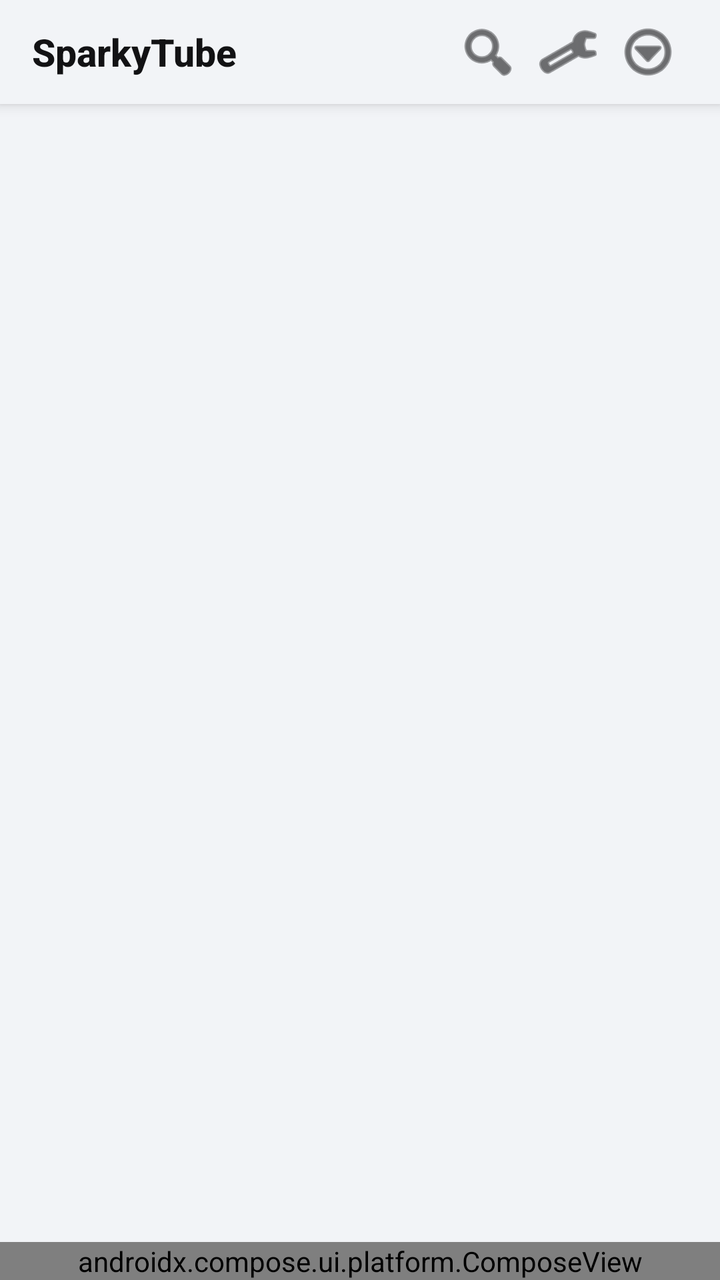
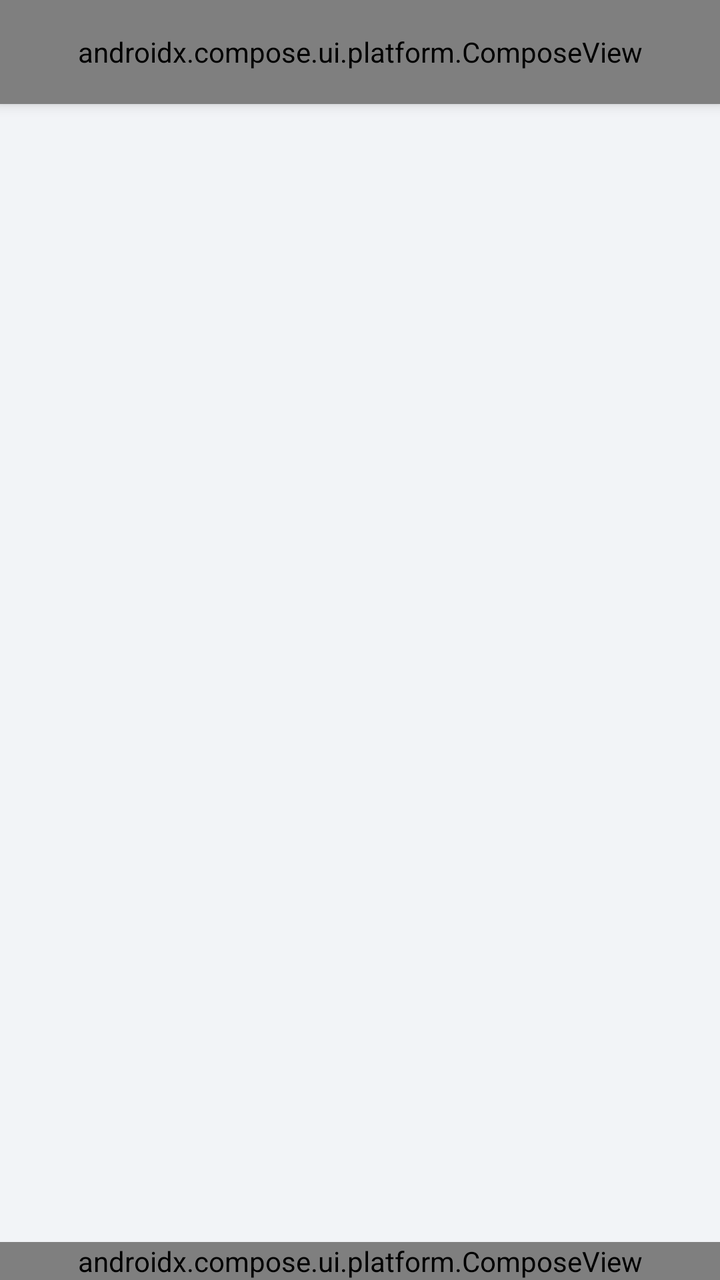

Compare the two renders of this Android layout. The source of the first and the diff that turns it into the second are given below.
<!-- AndroidManifest.xml: activity theme Theme.SparkyTube.NoActionBar -->
<!-- res/layout/activity_main.xml -->
<?xml version="1.0" encoding="utf-8"?>
<androidx.constraintlayout.widget.ConstraintLayout
    xmlns:android="http://schemas.android.com/apk/res/android"
    xmlns:app="http://schemas.android.com/apk/res-auto"
    android:id="@+id/rootLayout"
    android:layout_width="match_parent"
    android:layout_height="match_parent"
    android:background="@color/bg_root">

    
    <LinearLayout
        android:id="@+id/topBar"
        android:layout_width="0dp"
        android:layout_height="52dp"
        android:orientation="horizontal"
        android:gravity="center_vertical"
        android:background="@color/bg_root"
        android:paddingStart="16dp"
        android:paddingEnd="16dp"
        android:elevation="4dp"
        app:layout_constraintTop_toTopOf="parent"
        app:layout_constraintStart_toStartOf="parent"
        app:layout_constraintEnd_toEndOf="parent">

        <TextView
            android:id="@+id/logoText"
            android:layout_width="0dp"
            android:layout_height="wrap_content"
            android:layout_weight="1"
            android:text="SparkyTube"
            android:textColor="@color/text_primary"
            android:textSize="19sp"
            android:textStyle="bold"
            android:fontFamily="sans-serif-medium" />

        <ImageButton
            android:id="@+id/audioTrackBtn"
            android:layout_width="40dp"
            android:layout_height="40dp"
            android:background="?attr/selectableItemBackgroundBorderless"
            android:src="@drawable/ic_audio_track"
            android:contentDescription="Audio track"
            android:visibility="gone"
            app:tint="@color/text_primary" />

        <ImageButton
            android:id="@+id/qualityBtn"
            android:layout_width="40dp"
            android:layout_height="40dp"
            android:background="?attr/selectableItemBackgroundBorderless"
            android:src="@drawable/ic_quality"
            android:contentDescription="Video quality"
            android:visibility="gone"
            app:tint="@color/text_primary" />

        <ImageButton
            android:id="@+id/searchBtn"
            android:layout_width="40dp"
            android:layout_height="40dp"
            android:background="?attr/selectableItemBackgroundBorderless"
            android:src="@android:drawable/ic_menu_search"
            android:contentDescription="Search"
            app:tint="@color/text_primary" />

        <ImageButton
            android:id="@+id/settingsBtn"
            android:layout_width="40dp"
            android:layout_height="40dp"
            android:background="?attr/selectableItemBackgroundBorderless"
            android:src="@android:drawable/ic_menu_manage"
            android:contentDescription="Settings"
            app:tint="@color/text_primary" />

        <ImageButton
            android:id="@+id/overflowMenuBtn"
            android:layout_width="40dp"
            android:layout_height="40dp"
            android:background="?attr/selectableItemBackgroundBorderless"
            android:src="@android:drawable/ic_menu_more"
            android:contentDescription="More options"
            app:tint="@color/text_primary" />
    </LinearLayout>

    
    <FrameLayout
        android:id="@+id/webViewContainer"
        android:layout_width="0dp"
        android:layout_height="0dp"
        android:background="@color/bg_root"
        app:layout_constraintTop_toBottomOf="@id/topBar"
        app:layout_constraintBottom_toTopOf="@id/bottomNav"
        app:layout_constraintStart_toStartOf="parent"
        app:layout_constraintEnd_toEndOf="parent">

        
        <androidx.compose.ui.platform.ComposeView
            android:id="@+id/nativeHomeFeedCompose"
            android:layout_width="match_parent"
            android:layout_height="match_parent"
            android:visibility="gone" />

        <ProgressBar
            android:id="@+id/loadingSpinner"
            style="?android:attr/progressBarStyleLarge"
            android:layout_width="wrap_content"
            android:layout_height="wrap_content"
            android:layout_gravity="center"
            android:indeterminateTint="@color/accent" />

        
        <ImageView
            android:id="@+id/musicModeThumbnail"
            android:layout_width="match_parent"
            android:layout_height="220dp"
            android:layout_gravity="top"
            android:background="#000000"
            android:scaleType="centerCrop"
            android:visibility="gone"
            android:clickable="false"
            android:focusable="false"
            android:contentDescription="Now playing thumbnail" />

        <androidx.media3.ui.PlayerView
            android:id="@+id/exoPlayerView"
            android:layout_width="match_parent"
            android:layout_height="220dp"
            android:layout_gravity="top"
            android:background="@android:color/black"
            android:visibility="gone"
            app:use_controller="true"
            app:controller_layout_id="@layout/exo_player_controls"
            app:show_shuffle_button="false"
            app:show_next_button="false"
            app:show_previous_button="false"
            app:show_timeout="0"
            app:resize_mode="fit"
            app:surface_type="texture_view" />

        
        <LinearLayout
            android:id="@+id/downloadStatusCard"
            android:layout_width="match_parent"
            android:layout_height="wrap_content"
            android:layout_gravity="top"
            android:layout_marginStart="10dp"
            android:layout_marginTop="226dp"
            android:layout_marginEnd="10dp"
            android:background="@drawable/bg_settings_card"
            android:clickable="true"
            android:elevation="4dp"
            android:focusable="true"
            android:orientation="vertical"
            android:padding="10dp"
            android:visibility="gone">

            <LinearLayout
                android:layout_width="match_parent"
                android:layout_height="wrap_content"
                android:gravity="center_vertical"
                android:orientation="horizontal">

                <ImageView
                    android:layout_width="16dp"
                    android:layout_height="16dp"
                    android:src="@drawable/ic_download"
                    app:tint="@color/accent" />

                <TextView
                    android:id="@+id/downloadCardTitle"
                    android:layout_width="0dp"
                    android:layout_height="wrap_content"
                    android:layout_marginStart="8dp"
                    android:layout_weight="1"
                    android:ellipsize="end"
                    android:maxLines="1"
                    android:textColor="@color/text_primary"
                    android:textSize="13sp"
                    android:textStyle="bold" />

                <TextView
                    android:id="@+id/downloadCardCount"
                    android:layout_width="wrap_content"
                    android:layout_height="wrap_content"
                    android:layout_marginStart="8dp"
                    android:textColor="@color/text_secondary"
                    android:textSize="11sp" />
            </LinearLayout>

            <TextView
                android:id="@+id/downloadCardInfo"
                android:layout_width="match_parent"
                android:layout_height="wrap_content"
                android:layout_marginTop="2dp"
                android:ellipsize="end"
                android:maxLines="1"
                android:textColor="@color/text_secondary"
                android:textSize="11sp" />

            <ProgressBar
                android:id="@+id/downloadCardBar"
                style="?android:attr/progressBarStyleHorizontal"
                android:layout_width="match_parent"
                android:layout_height="4dp"
                android:layout_marginTop="6dp"
                android:max="100"
                android:progressTint="@color/accent" />
        </LinearLayout>

        
        <LinearLayout
            android:id="@+id/gestureOverlay"
            android:layout_width="wrap_content"
            android:layout_height="wrap_content"
            android:layout_gravity="center|top"
            android:layout_marginTop="40dp"
            android:orientation="vertical"
            android:gravity="center"
            android:background="@drawable/bg_gesture_overlay"
            android:paddingStart="20dp"
            android:paddingEnd="20dp"
            android:paddingTop="14dp"
            android:paddingBottom="14dp"
            android:visibility="gone"
            android:elevation="6dp">

            <ImageView
                android:id="@+id/gestureOverlayMascot"
                android:layout_width="52dp"
                android:layout_height="52dp"
                android:layout_marginBottom="6dp"
                android:scaleType="fitCenter"
                android:contentDescription="Mascot" />

            <ImageView
                android:id="@+id/gestureOverlayIcon"
                android:layout_width="26dp"
                android:layout_height="26dp"
                android:layout_marginBottom="8dp"
                android:src="@drawable/ic_volume_up"
                android:contentDescription="Volume/brightness icon" />

            <ProgressBar
                android:id="@+id/gestureOverlayBar"
                style="?android:attr/progressBarStyleHorizontal"
                android:layout_width="90dp"
                android:layout_height="6dp"
                android:max="100"
                android:progressTint="@color/accent"
                android:progressBackgroundTint="#33FFFFFF" />

            <TextView
                android:id="@+id/gestureOverlayPercent"
                android:layout_width="wrap_content"
                android:layout_height="wrap_content"
                android:layout_marginTop="6dp"
                android:textColor="#FFFFFF"
                android:textSize="12.5sp"
                android:fontFamily="sans-serif-medium" />
        </LinearLayout>
    </FrameLayout>

    
    
    <androidx.compose.ui.platform.ComposeView
        android:id="@+id/bottomNav"
        android:layout_width="0dp"
        android:layout_height="wrap_content"
        app:layout_constraintBottom_toBottomOf="parent"
        app:layout_constraintStart_toStartOf="parent"
        app:layout_constraintEnd_toEndOf="parent" />

    
    <FrameLayout
        android:id="@+id/miniPlayerContainer"
        android:layout_width="160dp"
        android:layout_height="90dp"
        android:background="#000000"
        android:elevation="12dp"
        android:visibility="gone"
        app:layout_constraintBottom_toBottomOf="parent"
        app:layout_constraintEnd_toEndOf="parent"
        android:layout_marginEnd="8dp"
        android:layout_marginBottom="64dp">

        <ImageButton
            android:id="@+id/miniPlayerCloseBtn"
            android:layout_width="28dp"
            android:layout_height="28dp"
            android:layout_gravity="top|end"
            android:background="#80000000"
            android:src="@android:drawable/ic_menu_close_clear_cancel"
            android:contentDescription="Close mini player"
            app:tint="@color/text_primary" />
    </FrameLayout>

    <include
        layout="@layout/view_connection_error"
        android:id="@+id/connectionErrorInclude"
        app:layout_constraintTop_toTopOf="parent"
        app:layout_constraintBottom_toBottomOf="parent"
        app:layout_constraintStart_toStartOf="parent"
        app:layout_constraintEnd_toEndOf="parent" />

    <include
        layout="@layout/view_suggestions_panel"
        android:id="@+id/suggestionsPanelInclude"
        app:layout_constraintTop_toTopOf="parent"
        app:layout_constraintBottom_toBottomOf="parent"
        app:layout_constraintStart_toStartOf="parent"
        app:layout_constraintEnd_toEndOf="parent" />

    
    <FrameLayout
        android:id="@+id/fullscreenVideoContainer"
        android:layout_width="0dp"
        android:layout_height="0dp"
        android:background="#000000"
        android:visibility="gone"
        app:layout_constraintTop_toTopOf="parent"
        app:layout_constraintBottom_toBottomOf="parent"
        app:layout_constraintStart_toStartOf="parent"
        app:layout_constraintEnd_toEndOf="parent" />

</androidx.constraintlayout.widget.ConstraintLayout>
<!-- res/layout/exo_player_controls.xml (included above) -->
<?xml version="1.0" encoding="utf-8"?>
<FrameLayout xmlns:android="http://schemas.android.com/apk/res/android"
    xmlns:app="http://schemas.android.com/apk/res-auto"
    android:layout_width="match_parent"
    android:layout_height="match_parent">

    
    <View
        android:layout_width="match_parent"
        android:layout_height="90dp"
        android:layout_gravity="top"
        android:background="@drawable/bg_player_scrim_top" />

    <View
        android:layout_width="match_parent"
        android:layout_height="110dp"
        android:layout_gravity="bottom"
        android:background="@drawable/bg_player_scrim_bottom" />

    
    <LinearLayout
        android:layout_width="match_parent"
        android:layout_height="wrap_content"
        android:layout_gravity="top"
        android:orientation="horizontal"
        android:gravity="center_vertical"
        android:paddingStart="8dp"
        android:paddingEnd="4dp"
        android:paddingTop="6dp">

        <ImageButton
            android:id="@+id/exo_minimize_btn"
            android:layout_width="40dp"
            android:layout_height="40dp"
            android:padding="8dp"
            android:background="@drawable/bg_player_btn_circle"
            android:src="@android:drawable/arrow_down_float"
            android:contentDescription="Minimize player" />

        <TextView
            android:id="@+id/exo_title_text"
            android:layout_width="0dp"
            android:layout_height="wrap_content"
            android:layout_weight="1"
            android:textColor="#FFFFFF"
            android:fontFamily="sans-serif-medium"
            android:textSize="13.5sp"
            android:maxLines="1"
            android:ellipsize="end"
            android:layout_marginStart="6dp" />

        <ImageButton
            android:id="@+id/exo_download_btn"
            android:layout_width="40dp"
            android:layout_height="40dp"
            android:padding="9dp"
            android:background="@drawable/bg_player_btn_circle"
            android:src="@drawable/ic_download"
            android:contentDescription="Download video" />

        <ImageButton
            android:id="@+id/exo_audio_track_btn"
            android:layout_width="40dp"
            android:layout_height="40dp"
            android:padding="9dp"
            android:background="@drawable/bg_player_btn_circle"
            android:src="@drawable/ic_audio_track"
            android:contentDescription="Audio track"
            android:visibility="gone" />

        <ImageButton
            android:id="@+id/exo_music_mode_btn"
            android:layout_width="40dp"
            android:layout_height="40dp"
            android:padding="9dp"
            android:background="@drawable/bg_player_btn_circle"
            android:src="@drawable/ic_music_note"
            android:contentDescription="Audio-only mode" />

        <ImageButton
            android:id="@+id/exo_suggestions_btn"
            android:layout_width="40dp"
            android:layout_height="40dp"
            android:padding="9dp"
            android:background="@drawable/bg_player_btn_circle"
            android:src="@android:drawable/ic_menu_sort_by_size"
            android:contentDescription="Up next / suggestions" />

        <ImageButton
            android:id="@+id/exo_quality_gear"
            android:layout_width="40dp"
            android:layout_height="40dp"
            android:padding="9dp"
            android:background="@drawable/bg_player_btn_circle"
            android:src="@drawable/ic_quality"
            android:contentDescription="Quality settings" />
    </LinearLayout>

    
    <LinearLayout
        android:layout_width="wrap_content"
        android:layout_height="wrap_content"
        android:layout_gravity="center"
        android:orientation="horizontal"
        android:gravity="center_vertical">

        <ImageButton
            android:id="@+id/exo_prev"
            android:layout_width="52dp"
            android:layout_height="52dp"
            android:padding="13dp"
            android:background="@drawable/bg_player_btn_circle"
            android:src="@drawable/ic_skip_previous"
            android:contentDescription="Previous" />

        <ImageButton
            android:id="@+id/exo_play_pause"
            android:layout_width="72dp"
            android:layout_height="72dp"
            android:padding="18dp"
            android:layout_marginStart="24dp"
            android:layout_marginEnd="24dp"
            android:background="@drawable/bg_player_btn_circle_primary"
            android:src="@drawable/ic_play"
            android:contentDescription="Play/Pause" />

        <ImageButton
            android:id="@+id/exo_next"
            android:layout_width="52dp"
            android:layout_height="52dp"
            android:padding="13dp"
            android:background="@drawable/bg_player_btn_circle"
            android:src="@drawable/ic_skip_next"
            android:contentDescription="Next" />
    </LinearLayout>

    
    <TextView
        android:id="@+id/exo_chapter_label"
        android:layout_width="wrap_content"
        android:layout_height="wrap_content"
        android:layout_gravity="bottom|start"
        android:layout_marginStart="12dp"
        android:layout_marginBottom="38dp"
        android:maxWidth="240dp"
        android:maxLines="1"
        android:ellipsize="end"
        android:paddingStart="8dp"
        android:paddingEnd="8dp"
        android:paddingTop="2dp"
        android:paddingBottom="2dp"
        android:background="@drawable/bg_player_btn_circle"
        android:textColor="#FFFFFF"
        android:textSize="11sp"
        android:visibility="gone" />

    
    <LinearLayout
        android:layout_width="match_parent"
        android:layout_height="wrap_content"
        android:layout_gravity="bottom"
        android:orientation="horizontal"
        android:gravity="center_vertical"
        android:paddingStart="12dp"
        android:paddingEnd="8dp"
        android:paddingBottom="6dp">

        <TextView
            android:id="@id/exo_position"
            android:layout_width="wrap_content"
            android:layout_height="wrap_content"
            android:textColor="#FFFFFF"
            android:fontFamily="sans-serif-medium"
            android:textSize="11.5sp" />

        <androidx.media3.ui.DefaultTimeBar
            android:id="@id/exo_progress"
            android:layout_width="0dp"
            android:layout_height="28dp"
            android:layout_weight="1"
            android:layout_marginStart="8dp"
            android:layout_marginEnd="8dp"
            app:bar_height="3dp"
            app:touch_target_height="28dp"
            app:played_color="@color/accent"
            app:scrubber_color="@color/accent"
            app:scrubber_dragged_size="14dp"
            app:scrubber_enabled_size="10dp"
            app:unplayed_color="#4DFFFFFF"
            app:buffered_color="#80FFFFFF" />

        <TextView
            android:id="@id/exo_duration"
            android:layout_width="wrap_content"
            android:layout_height="wrap_content"
            android:textColor="#B3FFFFFF"
            android:textSize="11.5sp" />

        <TextView
            android:id="@+id/exo_speed_btn"
            android:layout_width="wrap_content"
            android:layout_height="34dp"
            android:layout_marginStart="6dp"
            android:minWidth="40dp"
            android:paddingStart="10dp"
            android:paddingEnd="10dp"
            android:gravity="center"
            android:background="@drawable/bg_player_btn_circle"
            android:text="1x"
            android:textColor="#FFFFFF"
            android:textSize="12.5sp"
            android:fontFamily="sans-serif-medium"
            android:contentDescription="Playback speed" />

        <ImageButton
            android:id="@+id/exo_fullscreen_toggle"
            android:layout_width="38dp"
            android:layout_height="38dp"
            android:padding="8dp"
            android:layout_marginStart="4dp"
            android:background="@drawable/bg_player_btn_circle"
            android:src="@drawable/ic_fullscreen"
            android:contentDescription="Fullscreen" />
    </LinearLayout>

    
    <ProgressBar
        android:id="@+id/exo_buffering"
        style="?android:attr/progressBarStyleLarge"
        android:layout_width="wrap_content"
        android:layout_height="wrap_content"
        android:layout_gravity="center"
        android:indeterminateTint="@color/accent"
        android:visibility="gone" />

</FrameLayout>
<!-- res/layout/view_connection_error.xml (included above) -->
<?xml version="1.0" encoding="utf-8"?>
<LinearLayout
    xmlns:android="http://schemas.android.com/apk/res/android"
    android:id="@+id/connectionErrorView"
    android:layout_width="match_parent"
    android:layout_height="match_parent"
    android:orientation="vertical"
    android:gravity="center"
    android:background="@color/bg_root"
    android:visibility="gone"
    android:paddingStart="32dp"
    android:paddingEnd="32dp"
    android:clickable="true"
    android:focusable="true">

    <ImageView
        android:id="@+id/connectionErrorMascot"
        android:layout_width="160dp"
        android:layout_height="160dp"
        android:src="@drawable/error_mascot"
        android:contentDescription="Connection error" />

    <TextView
        android:id="@+id/connectionErrorTitle"
        android:layout_width="wrap_content"
        android:layout_height="wrap_content"
        android:layout_marginTop="20dp"
        android:text="No internet connection"
        android:textColor="@color/text_primary"
        android:textSize="18sp"
        android:textStyle="bold"
        android:fontFamily="sans-serif-medium" />

    <TextView
        android:id="@+id/connectionErrorReason"
        android:layout_width="wrap_content"
        android:layout_height="wrap_content"
        android:layout_marginTop="8dp"
        android:gravity="center"
        android:text="Check your Wi-Fi or mobile data and try again."
        android:textColor="@color/text_secondary"
        android:textSize="14sp" />

    <Button
        android:id="@+id/connectionErrorRetryBtn"
        android:layout_width="wrap_content"
        android:layout_height="wrap_content"
        android:layout_marginTop="24dp"
        android:text="Retry"
        android:textColor="@color/text_primary"
        android:backgroundTint="@color/bg_surface_raised" />

</LinearLayout>
<!-- res/layout/view_suggestions_panel.xml (included above) -->
<?xml version="1.0" encoding="utf-8"?>
<LinearLayout
    xmlns:android="http://schemas.android.com/apk/res/android"
    xmlns:app="http://schemas.android.com/apk/res-auto"
    android:id="@+id/suggestionsPanel"
    android:layout_width="match_parent"
    android:layout_height="match_parent"
    android:orientation="vertical"
    android:background="@color/bg_root"
    android:visibility="gone"
    android:clickable="true"
    android:focusable="true">

    <LinearLayout
        android:layout_width="match_parent"
        android:layout_height="48dp"
        android:orientation="horizontal"
        android:gravity="center_vertical"
        android:paddingStart="16dp"
        android:paddingEnd="16dp">

        <TextView
            android:layout_width="0dp"
            android:layout_height="wrap_content"
            android:layout_weight="1"
            android:text="Up next"
            android:textColor="@color/text_primary"
            android:textSize="16sp"
            android:textStyle="bold"
            android:fontFamily="sans-serif-medium" />

        <ImageButton
            android:id="@+id/suggestionsPanelCloseBtn"
            android:layout_width="40dp"
            android:layout_height="40dp"
            android:background="?attr/selectableItemBackgroundBorderless"
            android:src="@android:drawable/ic_menu_close_clear_cancel"
            android:contentDescription="Close"
            app:tint="@color/text_primary" />
    </LinearLayout>

    <ProgressBar
        android:id="@+id/suggestionsPanelLoading"
        android:layout_width="wrap_content"
        android:layout_height="wrap_content"
        android:layout_gravity="center"
        android:layout_marginTop="40dp"
        android:visibility="gone" />

    <TextView
        android:id="@+id/suggestionsPanelEmpty"
        android:layout_width="match_parent"
        android:layout_height="wrap_content"
        android:layout_marginTop="40dp"
        android:gravity="center"
        android:text="No suggestions available for this video."
        android:textColor="@color/text_secondary"
        android:textSize="14sp"
        android:visibility="gone" />

    <androidx.recyclerview.widget.RecyclerView
        android:id="@+id/suggestionsPanelList"
        android:layout_width="match_parent"
        android:layout_height="0dp"
        android:layout_weight="1"
        android:clipToPadding="false"
        android:paddingBottom="16dp" />

</LinearLayout>
<!-- resources referenced by this layout -->
<resources>
  <color name="accent">#D92626</color>
  <color name="bg_root">#F2F4F7</color>
  <color name="bg_surface_raised">#E8EBF0</color>
  <color name="text_primary">#121214</color>
  <color name="text_secondary">#565B65</color>
  <!-- drawable bg_gesture_overlay (drawable) -->
  <?xml version="1.0" encoding="utf-8"?>
  <shape xmlns:android="http://schemas.android.com/apk/res/android"
      android:shape="rectangle">
      <solid android:color="#CC000000" />
      <corners android:radius="16dp" />
  </shape>
  <!-- drawable bg_player_btn_circle (drawable) -->
  <?xml version="1.0" encoding="utf-8"?>
  <ripple xmlns:android="http://schemas.android.com/apk/res/android"
      android:color="#33FFFFFF">
      <item>
          <shape android:shape="oval">
              <solid android:color="#26FFFFFF" />
          </shape>
      </item>
  </ripple>
  <!-- drawable bg_player_btn_circle_primary (drawable) -->
  <?xml version="1.0" encoding="utf-8"?>
  <ripple xmlns:android="http://schemas.android.com/apk/res/android"
      android:color="#40FFFFFF">
      <item>
          <shape android:shape="oval">
              <solid android:color="#33FFFFFF" />
          </shape>
      </item>
  </ripple>
  <!-- drawable bg_player_scrim_bottom (drawable) -->
  <?xml version="1.0" encoding="utf-8"?>
  <shape xmlns:android="http://schemas.android.com/apk/res/android">
      <gradient
          android:type="linear"
          android:angle="90"
          android:startColor="#A6000000"
          android:endColor="#00000000" />
  </shape>
  <!-- drawable bg_player_scrim_top (drawable) -->
  <?xml version="1.0" encoding="utf-8"?>
  <shape xmlns:android="http://schemas.android.com/apk/res/android">
      <gradient
          android:type="linear"
          android:angle="270"
          android:startColor="#99000000"
          android:endColor="#00000000" />
  </shape>
  <!-- drawable bg_settings_card (drawable) -->
  <?xml version="1.0" encoding="utf-8"?>
  <shape xmlns:android="http://schemas.android.com/apk/res/android"
      android:shape="rectangle">
      <solid android:color="@color/bg_surface" />
      <corners android:radius="18dp" />
  </shape>
  <!-- drawable ic_download (drawable) -->
  <vector xmlns:android="http://schemas.android.com/apk/res/android"
      android:width="24dp" android:height="24dp"
      android:viewportWidth="24" android:viewportHeight="24">
      <path android:fillColor="#FFFFFFFF" android:pathData="M19,9h-4V3H9v6H5l7,7 7,-7zM5,18v2h14v-2z"/>
  </vector>
  <!-- drawable ic_fullscreen (drawable) -->
  <vector xmlns:android="http://schemas.android.com/apk/res/android"
      android:width="22dp" android:height="22dp"
      android:viewportWidth="24" android:viewportHeight="24">
      <path android:fillColor="#FFFFFFFF" android:pathData="M7,14H5v5h5v-2H7v-3zM5,10h2V7h3V5H5v5zM17,17h-3v2h5v-5h-2v3zM14,5v2h3v3h2V5h-5z"/>
  </vector>
  <!-- drawable ic_play (drawable) -->
  <vector xmlns:android="http://schemas.android.com/apk/res/android"
      android:width="28dp" android:height="28dp"
      android:viewportWidth="24" android:viewportHeight="24">
      <path android:fillColor="#FFFFFFFF" android:pathData="M8,5v14l11,-7z"/>
  </vector>
  <!-- drawable ic_skip_next (drawable) -->
  <vector xmlns:android="http://schemas.android.com/apk/res/android"
      android:width="24dp" android:height="24dp"
      android:viewportWidth="24" android:viewportHeight="24">
      <path android:fillColor="#FFFFFFFF" android:pathData="M6,18l8.5,-6L6,6v12zM16,6v12h2V6h-2z"/>
  </vector>
  <!-- drawable ic_skip_previous (drawable) -->
  <vector xmlns:android="http://schemas.android.com/apk/res/android"
      android:width="24dp" android:height="24dp"
      android:viewportWidth="24" android:viewportHeight="24">
      <path android:fillColor="#FFFFFFFF" android:pathData="M6,6h2v12H6zM9.5,12l8.5,6V6z"/>
  </vector>
  <style name="Theme.SparkyTube.NoActionBar">
          <item name="windowActionBar">false</item>
          <item name="windowNoTitle">true</item>
      </style>
  <color name="bg_surface">#FFFFFF</color>
  <!-- unchanged entries left out for length: 5 -->
</resources>

<!-- the commit's change to res/layout/activity_main.xml (unified diff, before → after) -->
@@ -15,70 +15,15 @@
         android:orientation="horizontal"
         android:gravity="center_vertical"
         android:background="@color/bg_root"
-        android:paddingStart="16dp"
-        android:paddingEnd="16dp"
         android:elevation="4dp"
         app:layout_constraintTop_toTopOf="parent"
         app:layout_constraintStart_toStartOf="parent"
         app:layout_constraintEnd_toEndOf="parent">
 
-        <TextView
-            android:id="@+id/logoText"
-            android:layout_width="0dp"
-            android:layout_height="wrap_content"
-            android:layout_weight="1"
-            android:text="SparkyTube"
-            android:textColor="@color/text_primary"
-            android:textSize="19sp"
-            android:textStyle="bold"
-            android:fontFamily="sans-serif-medium" />
-
-        <ImageButton
-            android:id="@+id/audioTrackBtn"
-            android:layout_width="40dp"
-            android:layout_height="40dp"
-            android:background="?attr/selectableItemBackgroundBorderless"
-            android:src="@drawable/ic_audio_track"
-            android:contentDescription="Audio track"
-            android:visibility="gone"
-            app:tint="@color/text_primary" />
-
-        <ImageButton
-            android:id="@+id/qualityBtn"
-            android:layout_width="40dp"
-            android:layout_height="40dp"
-            android:background="?attr/selectableItemBackgroundBorderless"
-            android:src="@drawable/ic_quality"
-            android:contentDescription="Video quality"
-            android:visibility="gone"
-            app:tint="@color/text_primary" />
-
-        <ImageButton
-            android:id="@+id/searchBtn"
-            android:layout_width="40dp"
-            android:layout_height="40dp"
-            android:background="?attr/selectableItemBackgroundBorderless"
-            android:src="@android:drawable/ic_menu_search"
-            android:contentDescription="Search"
-            app:tint="@color/text_primary" />
-
-        <ImageButton
-            android:id="@+id/settingsBtn"
-            android:layout_width="40dp"
-            android:layout_height="40dp"
-            android:background="?attr/selectableItemBackgroundBorderless"
-            android:src="@android:drawable/ic_menu_manage"
-            android:contentDescription="Settings"
-            app:tint="@color/text_primary" />
-
-        <ImageButton
-            android:id="@+id/overflowMenuBtn"
-            android:layout_width="40dp"
-            android:layout_height="40dp"
-            android:background="?attr/selectableItemBackgroundBorderless"
-            android:src="@android:drawable/ic_menu_more"
-            android:contentDescription="More options"
-            app:tint="@color/text_primary" />
+        <androidx.compose.ui.platform.ComposeView
+            android:id="@+id/topBarCompose"
+            android:layout_width="match_parent"
+            android:layout_height="match_parent" />
     </LinearLayout>
 
     
